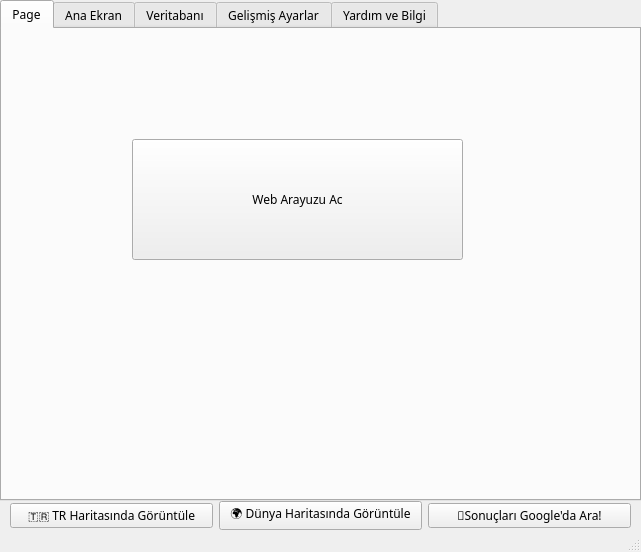
The window that pollen_classification_ui/src/ui.ui (mcagriaksoy/pollen_multi_class_ai) describes before a commit, drawn with Qt 5.
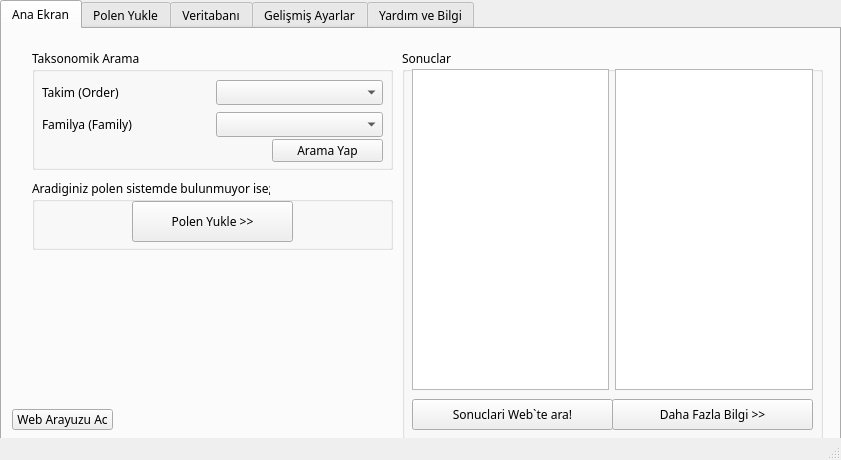
The same window after the commit. Icons and pictures are not drawn.

What changed in the file:
```diff
--- a/pollen_classification_ui/src/ui.ui
+++ b/pollen_classification_ui/src/ui.ui
@@ -6,8 +6,8 @@
    <rect>
     <x>0</x>
     <y>0</y>
-    <width>641</width>
-    <height>552</height>
+    <width>841</width>
+    <height>460</height>
    </rect>
   </property>
   <property name="windowTitle">
@@ -38,8 +38,8 @@
      <rect>
       <x>0</x>
       <y>0</y>
-      <width>641</width>
-      <height>501</height>
+      <width>841</width>
+      <height>441</height>
      </rect>
     </property>
     <property name="font">
@@ -55,21 +55,166 @@
     </property>
     <widget class="QWidget" name="tab_5">
      <attribute name="title">
-      <string>Page</string>
+      <string>Ana Ekran</string>
      </attribute>
      <widget class="QPushButton" name="pushButton_8">
       <property name="geometry">
        <rect>
-        <x>130</x>
-        <y>110</y>
-        <width>331</width>
-        <height>121</height>
+        <x>10</x>
+        <y>380</y>
+        <width>101</width>
+        <height>21</height>
        </rect>
       </property>
       <property name="text">
        <string>Web Arayuzu Ac</string>
       </property>
      </widget>
+     <widget class="QGroupBox" name="groupBox_8">
+      <property name="geometry">
+       <rect>
+        <x>30</x>
+        <y>20</y>
+        <width>361</width>
+        <height>121</height>
+       </rect>
+      </property>
+      <property name="title">
+       <string>Taksonomik Arama</string>
+      </property>
+      <widget class="QWidget" name="gridLayoutWidget">
+       <property name="geometry">
+        <rect>
+         <x>10</x>
+         <y>30</y>
+         <width>341</width>
+         <height>61</height>
+        </rect>
+       </property>
+       <layout class="QGridLayout" name="gridLayout">
+        <item row="0" column="1">
+         <widget class="QComboBox" name="comboBox"/>
+        </item>
+        <item row="1" column="1">
+         <widget class="QComboBox" name="comboBox_2"/>
+        </item>
+        <item row="0" column="0">
+         <widget class="QLabel" name="label_12">
+          <property name="text">
+           <string>Takim (Order)</string>
+          </property>
+         </widget>
+        </item>
+        <item row="1" column="0">
+         <widget class="QLabel" name="label_13">
+          <property name="text">
+           <string>Familya (Family)</string>
+          </property>
+         </widget>
+        </item>
+       </layout>
+      </widget>
+      <widget class="QPushButton" name="pushButton_9">
+       <property name="geometry">
+        <rect>
+         <x>240</x>
+         <y>90</y>
+         <width>111</width>
+         <height>23</height>
+        </rect>
+       </property>
+       <property name="text">
+        <string>Arama Yap</string>
+       </property>
+      </widget>
+     </widget>
+     <widget class="QGroupBox" name="groupBox_9">
+      <property name="geometry">
+       <rect>
+        <x>400</x>
+        <y>20</y>
+        <width>421</width>
+        <height>391</height>
+       </rect>
+      </property>
+      <property name="title">
+       <string>Sonuclar</string>
+      </property>
+      <widget class="QWidget" name="horizontalLayoutWidget_4">
+       <property name="geometry">
+        <rect>
+         <x>10</x>
+         <y>20</y>
+         <width>401</width>
+         <height>321</height>
+        </rect>
+       </property>
+       <layout class="QHBoxLayout" name="horizontalLayout_4">
+        <item>
+         <widget class="QListWidget" name="listWidget_4"/>
+        </item>
+        <item>
+         <widget class="QListWidget" name="listWidget_2"/>
+        </item>
+       </layout>
+      </widget>
+      <widget class="QPushButton" name="pushButton_10">
+       <property name="geometry">
+        <rect>
+         <x>210</x>
+         <y>350</y>
+         <width>201</width>
+         <height>31</height>
+        </rect>
+       </property>
+       <property name="text">
+        <string>Daha Fazla Bilgi &gt;&gt;</string>
+       </property>
+      </widget>
+      <widget class="QPushButton" name="web_ara">
+       <property name="geometry">
+        <rect>
+         <x>10</x>
+         <y>350</y>
+         <width>201</width>
+         <height>31</height>
+        </rect>
+       </property>
+       <property name="text">
+        <string>Sonuclari Web`te ara!</string>
+       </property>
+      </widget>
+     </widget>
+     <widget class="QGroupBox" name="groupBox_10">
+      <property name="geometry">
+       <rect>
+        <x>30</x>
+        <y>150</y>
+        <width>361</width>
+        <height>71</height>
+       </rect>
+      </property>
+      <property name="title">
+       <string>Aradiginiz polen sistemde bulunmuyor ise;</string>
+      </property>
+      <widget class="QPushButton" name="pushButton_11">
+       <property name="geometry">
+        <rect>
+         <x>100</x>
+         <y>22</y>
+         <width>161</width>
+         <height>41</height>
+        </rect>
+       </property>
+       <property name="text">
+        <string>Polen Yukle &gt;&gt;</string>
+       </property>
+      </widget>
+     </widget>
+     <zorder>groupBox_10</zorder>
+     <zorder>pushButton_8</zorder>
+     <zorder>groupBox_8</zorder>
+     <zorder>groupBox_9</zorder>
     </widget>
     <widget class="QWidget" name="tab">
      <property name="accessibleName">
@@ -79,7 +224,7 @@
       <bool>true</bool>
      </property>
      <attribute name="title">
-      <string>Ana Ekran</string>
+      <string>Polen Yukle</string>
      </attribute>
      <widget class="QWidget" name="horizontalLayoutWidget">
       <property name="geometry">
@@ -340,43 +485,20 @@
        <rect>
         <x>10</x>
         <y>10</y>
-        <width>251</width>
-        <height>461</height>
-       </rect>
-      </property>
-      <property name="title">
-       <string>Polen isimleri</string>
-      </property>
-      <widget class="QListWidget" name="listWidget_4">
-       <property name="geometry">
-        <rect>
-         <x>10</x>
-         <y>20</y>
-         <width>231</width>
-         <height>431</height>
-        </rect>
-       </property>
-      </widget>
-     </widget>
-     <widget class="QGroupBox" name="groupBox_6">
-      <property name="geometry">
-       <rect>
-        <x>260</x>
-        <y>10</y>
-        <width>371</width>
+        <width>811</width>
         <height>251</height>
        </rect>
       </property>
       <property name="title">
        <string>Bulunduğu bölge</string>
       </property>
-      <widget class="QListWidget" name="listWidget_2">
+      <widget class="QLabel" name="label_17">
        <property name="geometry">
         <rect>
-         <x>0</x>
+         <x>10</x>
          <y>20</y>
          <width>371</width>
-         <height>221</height>
+         <height>101</height>
         </rect>
        </property>
       </widget>
@@ -567,63 +689,6 @@
      </widget>
     </widget>
    </widget>
-   <widget class="QWidget" name="horizontalLayoutWidget_3">
-    <property name="geometry">
-     <rect>
-      <x>10</x>
-      <y>500</y>
-      <width>621</width>
-      <height>31</height>
-     </rect>
-    </property>
-    <layout class="QHBoxLayout" name="horizontalLayout_3">
-     <item>
-      <widget class="QPushButton" name="pushButton_6">
-       <property name="font">
-        <font>
-         <family>MS Reference Sans Serif</family>
-        </font>
-       </property>
-       <property name="text">
-        <string>🇹🇷 TR Haritasında Görüntüle</string>
-       </property>
-      </widget>
-     </item>
-     <item>
-      <widget class="QPushButton" name="pushButton_5">
-       <property name="font">
-        <font>
-         <family>MS Reference Sans Serif</family>
-        </font>
-       </property>
-       <property name="text">
-        <string>🌍 Dünya Haritasında Görüntüle</string>
-       </property>
-      </widget>
-     </item>
-     <item>
-      <widget class="QPushButton" name="pushButton_4">
-       <property name="font">
-        <font>
-         <family>MS Reference Sans Serif</family>
-        </font>
-       </property>
-       <property name="toolTip">
-        <string>Seçilen Poleni google'da arar!</string>
-       </property>
-       <property name="statusTip">
-        <string>Seçilen Poleni google'da arar!</string>
-       </property>
-       <property name="whatsThis">
-        <string>Seçilen Poleni google'da arar!</string>
-       </property>
-       <property name="text">
-        <string>🔗Sonuçları Google'da Ara!</string>
-       </property>
-      </widget>
-     </item>
-    </layout>
-   </widget>
   </widget>
   <widget class="QStatusBar" name="statusbar"/>
  </widget>
```
Left out of the diff: 555 changed lines with no effect on the pictures.
